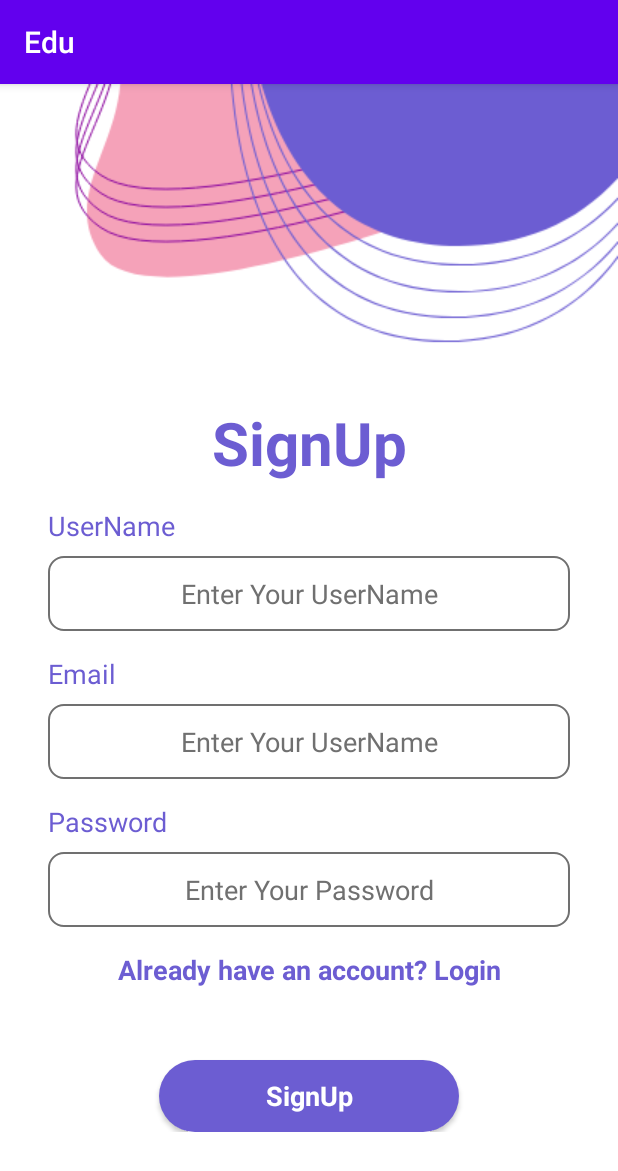
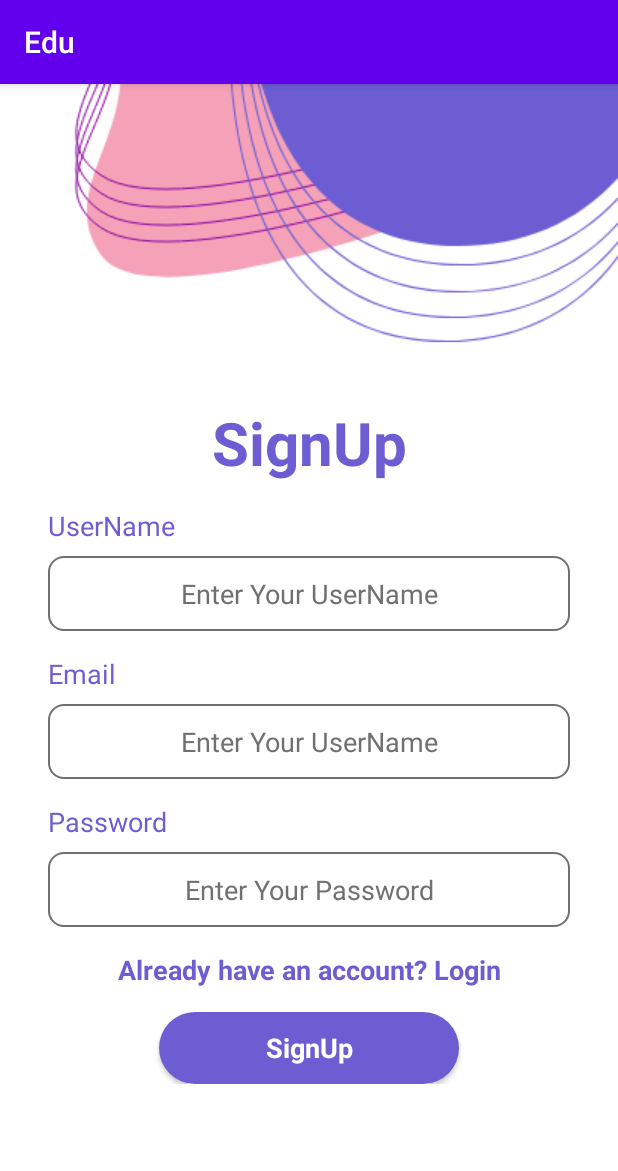
Before and after one commit to programmer-weeb/android-app, an Android app: the signup screen opened directly, with no data from a screen before it, on a phone screen of 412 x 824 dp. Shown: the top 1171 px of the screen. Run offline under Robolectric (Android 15) with nearby library versions, the phone set to English and light mode, and no system bars.

Commit message:
make goToLogin&goToSignUp functions signup btn marginTop = 0

```diff
--- a/app/src/main/java/com/example/edu/signup.java
+++ b/app/src/main/java/com/example/edu/signup.java
@@ -2,7 +2,9 @@ package com.example.edu;
 
 import androidx.appcompat.app.AppCompatActivity;
 
+import android.content.Intent;
 import android.os.Bundle;
+import android.view.View;
 
 public class signup extends AppCompatActivity {
 
@@ -11,4 +13,8 @@ public class signup extends AppCompatActivity {
         super.onCreate(savedInstanceState);
         setContentView(R.layout.activity_signup);
     }
+    public void goToLoginPage(View view) {
+        Intent intent = new Intent(this, login.class);
+        startActivity(intent);
+    }
 }
--- a/app/src/main/res/layout/activity_signup.xml
+++ b/app/src/main/res/layout/activity_signup.xml
@@ -133,14 +133,15 @@
                 android:id="@+id/textView3"
                 android:layout_width="wrap_content"
                 android:layout_height="wrap_content"
+                android:layout_gravity="center_horizontal"
+                android:layout_marginTop="16dp"
+                android:layout_marginBottom="16dp"
+                android:onClick="goToLoginPage"
                 android:text="Already have an account? Login"
+                android:textAlignment="center"
                 android:textColor="#6C5DD2"
                 android:textSize="18sp"
-                android:textStyle="bold"
-                android:layout_marginTop="16dp"
-                android:textAlignment="center"
-                android:layout_gravity="center_horizontal"
-                android:layout_marginBottom="16dp"/>
+                android:textStyle="bold" />
 
             <androidx.appcompat.widget.AppCompatButton
                 android:id="@+id/button2"
@@ -148,7 +149,7 @@
                 android:layout_width="200dp"
                 android:layout_height="wrap_content"
                 android:layout_gravity="center"
-                android:layout_marginTop="32dp"
+                android:layout_marginTop="0dp"
                 android:background="@drawable/button_backgroudn"
                 android:gravity="center"
                 android:text="SignUp"
```
Also changed, not shown: app/src/main/java/com/example/edu/login.java (+9 -0 lines), app/src/main/res/layout/activity_login.xml (+7 -5 lines).
